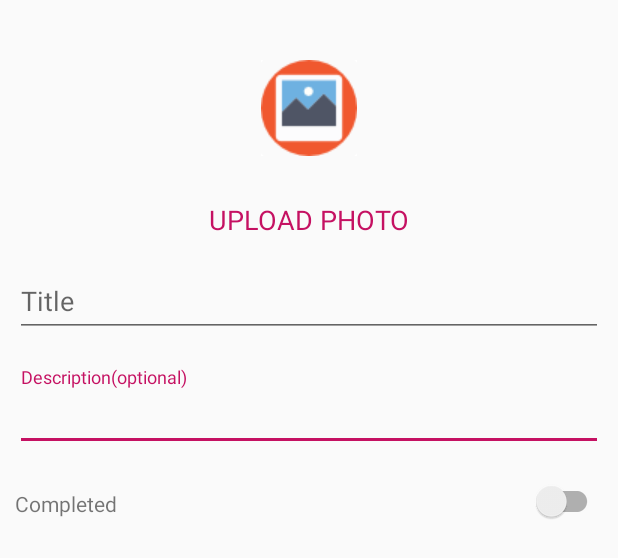
After one commit to amangarg2395/ToDoAppStoryDigital, an Android app: the layout activity_add_task.xml on its own in the app's theme, with its tools: preview values and no code run, on a phone screen of 412 x 824 dp. The commit adds this screen. Shown: the top 558 px of the screen. Run offline under Robolectric (Android 15) with nearby library versions, the phone set to English and light mode, and no system bars.

Commit message:
Add Task Screen Made. Image functionality added.

```diff
--- a/app/build.gradle
+++ b/app/build.gradle
@@ -21,6 +21,7 @@ android {
 dependencies {
     implementation fileTree(dir: 'libs', include: ['*.jar'])
     implementation 'com.android.support:appcompat-v7:27.1.1'
+    implementation 'com.android.support.constraint:constraint-layout:1.1.2'
     testImplementation 'junit:junit:4.12'
     androidTestImplementation 'com.android.support.test:runner:1.0.2'
     androidTestImplementation 'com.android.support.test.espresso:espresso-core:3.0.2'
@@ -28,4 +29,5 @@ dependencies {
     implementation 'com.android.support:design:27.1.1'
     implementation 'com.android.support:recyclerview-v7:27.1.1'
     implementation 'com.android.support:cardview-v7:27.1.1'
+    implementation 'com.android.support:exifinterface:28.0.0-alpha3'
 }
--- a/app/src/main/java/com/amangarg/todoapp/activity/MainActivity.java
+++ b/app/src/main/java/com/amangarg/todoapp/activity/MainActivity.java
@@ -3,11 +3,8 @@ package com.amangarg.todoapp.activity;
 
 import android.app.AlarmManager;
 import android.app.Dialog;
-import android.app.Notification;
-import android.app.NotificationManager;
 import android.app.PendingIntent;
 import android.content.ContentValues;
-import android.content.Context;
 import android.content.Intent;
 import android.database.Cursor;
 import android.os.Bundle;
@@ -16,7 +13,6 @@ import android.support.v4.widget.SwipeRefreshLayout;
 import android.support.v7.app.AppCompatActivity;
 import android.support.v7.widget.LinearLayoutManager;
 import android.support.v7.widget.RecyclerView;
-import android.util.Log;
 import android.view.View;
 import android.widget.Button;
 import android.widget.CheckBox;
@@ -29,7 +25,7 @@ import android.widget.Toast;
 
 import com.amangarg.todoapp.R;
 import com.amangarg.todoapp.adapters.ToDoListAdapter;
-import com.amangarg.todoapp.modal.ToDoData;
+import com.amangarg.todoapp.model.ToDoData;
 import com.amangarg.todoapp.sqlite.SqliteHelper;
 
 import java.util.ArrayList;
--- a/app/src/main/java/com/amangarg/todoapp/adapters/ToDoListAdapter.java
+++ b/app/src/main/java/com/amangarg/todoapp/adapters/ToDoListAdapter.java
@@ -8,7 +8,6 @@ import android.graphics.Paint;
 import android.graphics.drawable.GradientDrawable;
 import android.os.Handler;
 import android.support.v7.widget.RecyclerView;
-import android.util.Log;
 import android.view.LayoutInflater;
 import android.view.View;
 import android.view.ViewGroup;
@@ -23,7 +22,7 @@ import android.widget.RadioGroup;
 import android.widget.TextView;
 import android.widget.Toast;
 
-import com.amangarg.todoapp.modal.ToDoData;
+import com.amangarg.todoapp.model.ToDoData;
 import com.amangarg.todoapp.R;
 import com.amangarg.todoapp.sqlite.SqliteHelper;
 
@@ -204,7 +203,6 @@ public class ToDoListAdapter extends RecyclerView.Adapter<ToDoListAdapter.ToDoLi
         TextView todoDetails, todoNotes;
         ImageButton proprityColor;
         ImageView edit, deleteButton;
-        ToDoData toDoData;
 
         public ToDoListViewHolder(View view, final Context context) {
             super(view);
--- a/app/src/main/java/com/amangarg/todoapp/modal/ToDoData.java
+++ b/app/src/main/java/com/amangarg/todoapp/model/ToDoData.java
@@ -1,4 +1,4 @@
-package com.amangarg.todoapp.modal;
+package com.amangarg.todoapp.model;
 
 /**
  * Created by amangarg on 6/29/18.
--- /dev/null
+++ b/app/src/main/res/drawable/circle.xml
@@ -0,0 +1,11 @@
+<shape xmlns:android="http://schemas.android.com/apk/res/android"
+    android:innerRadius="0dp"
+    android:shape="ring"
+    android:thicknessRatio="1.1"
+    android:useLevel="false" >
+    <solid android:color="@android:color/transparent" />
+
+    <stroke
+        android:width="10dp"
+        android:color="@android:color/white" />
+</shape>
--- /dev/null
+++ b/app/src/main/res/drawable/img.xml
@@ -0,0 +1,7 @@
+<?xml version="1.0" encoding="utf-8"?>
+<layer-list xmlns:android="http://schemas.android.com/apk/res/android" >
+
+    <item android:drawable="@drawable/sample_image"/>
+    <item android:drawable="@drawable/circle"/>
+
+</layer-list>
--- /dev/null
+++ b/app/src/main/res/layout/activity_add_task.xml
@@ -0,0 +1,97 @@
+<?xml version="1.0" encoding="utf-8"?>
+
+<ScrollView xmlns:android="http://schemas.android.com/apk/res/android"
+    xmlns:tools="http://schemas.android.com/tools"
+    android:layout_width="match_parent"
+    android:layout_height="match_parent"
+    tools:context=".activity.AddTaskActivity">
+
+    <LinearLayout xmlns:android="http://schemas.android.com/apk/res/android"
+        android:layout_width="match_parent"
+        android:layout_height="match_parent"
+        android:orientation="vertical"
+        android:padding="10dp">
+
+        <ImageView
+            android:id="@+id/previewIV"
+            android:layout_width="wrap_content"
+            android:layout_height="wrap_content"
+            android:layout_gravity="center_horizontal"
+            android:layout_marginBottom="30dp"
+            android:layout_marginTop="30dp"
+            android:background="@drawable/img" />
+
+        <TextView
+            android:id="@+id/uploadPhotoBtn"
+            android:layout_width="match_parent"
+            android:layout_height="wrap_content"
+            android:gravity="center_horizontal"
+            android:text="UPLOAD PHOTO"
+            android:textAppearance="?android:attr/textAppearanceMedium"
+            android:textColor="@color/accent" />
+
+        <android.support.design.widget.TextInputLayout
+            android:id="@+id/titleTIL"
+            android:layout_width="match_parent"
+            android:layout_height="wrap_content"
+            android:layout_marginBottom="10dp"
+            android:layout_marginTop="10dp"
+            android:theme="@style/AppTheme">
+
+            <EditText
+                android:id="@+id/titleET"
+                android:layout_width="match_parent"
+                android:layout_height="wrap_content"
+                android:focusable="true"
+                android:hint="Title"
+                android:inputType="text">
+
+                <requestFocus />
+            </EditText>
+        </android.support.design.widget.TextInputLayout>
+
+        <android.support.design.widget.TextInputLayout
+            android:id="@+id/descriptionTIL"
+            android:layout_width="match_parent"
+            android:layout_height="wrap_content"
+            android:layout_marginBottom="10dp"
+            android:layout_marginTop="10dp"
+            android:theme="@style/AppTheme">
+
+            <EditText
+                android:id="@+id/descriptionET"
+                android:layout_width="match_parent"
+                android:layout_height="wrap_content"
+                android:focusable="true"
+                android:hint="Description(optional)"
+                android:inputType="text">
+
+                <requestFocus />
+            </EditText>
+        </android.support.design.widget.TextInputLayout>
+
+        <LinearLayout
+            android:layout_width="match_parent"
+            android:layout_height="wrap_content"
+            android:layout_marginTop="10dp"
+            android:orientation="horizontal">
+
+            <TextView
+                android:layout_width="0dp"
+                android:layout_height="wrap_content"
+                android:layout_weight="1"
+                android:text="Completed"
+                android:theme="@style/AppTheme" />
+
+            <android.support.v7.widget.SwitchCompat
+                android:id="@+id/switchButton"
+                android:layout_width="0dp"
+                android:layout_height="wrap_content"
+                android:layout_weight="1"
+                android:textAppearance="?android:attr/textAppearanceMedium" />
+        </LinearLayout>
+
+
+    </LinearLayout>
+
+</ScrollView>
--- a/app/src/main/res/values/colors.xml
+++ b/app/src/main/res/values/colors.xml
@@ -3,7 +3,7 @@
     <color name="primary">#2196F3</color>
     <color name="primary_dark">#1976D2</color>
     <color name="primary_light">#BBDEFB</color>
-    <color name="accent">#448aff</color>
+    <color name="accent">#C51162</color>
     <color name="primary_text">#212121</color>
     <color name="secondary_text">#757575</color>
     <color name="icons">#FFFFFF</color>
--- a/app/src/main/res/values/strings.xml
+++ b/app/src/main/res/values/strings.xml
@@ -6,4 +6,7 @@
         <item>Hours</item>
         <item>Days</item>
     </string-array>
+
+    <string name="select_picture">Select Picture</string>
+    <string name="msg_failed_to_get_picture">Failed to get picture!</string>
 </resources>
```
Also changed, not shown: app/src/main/AndroidManifest.xml (+18 -9 lines), app/src/main/java/com/amangarg/todoapp/activity/AddTaskActivity.java (added, +62 -0 lines), app/src/main/java/com/amangarg/todoapp/adapters/CategoryListAdapter.java (added, +172 -0 lines), app/src/main/java/com/amangarg/todoapp/model/CategoryData.java (added, +36 -0 lines), app/src/main/java/com/amangarg/todoapp/model/Picture.java (added, +163 -0 lines), app/src/main/java/com/amangarg/todoapp/sqlite/SqliteHelper.java (+42 -20 lines), app/src/main/res/layout/category_cardlayout.xml (added, +79 -0 lines), app/src/main/res/drawable/sample_image.png (added).
